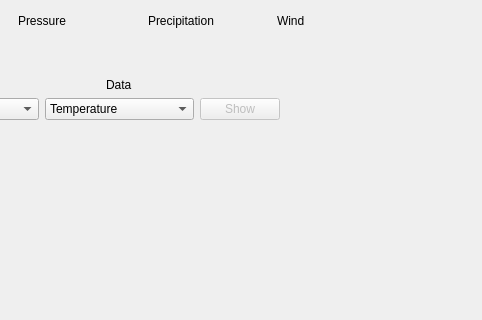
mdawidzinski/weather_app, file weather_app.ui: the form before one commit; both pictures show x 231 to 713 and y 0 to 320 of the 713 by 558 pixel window.
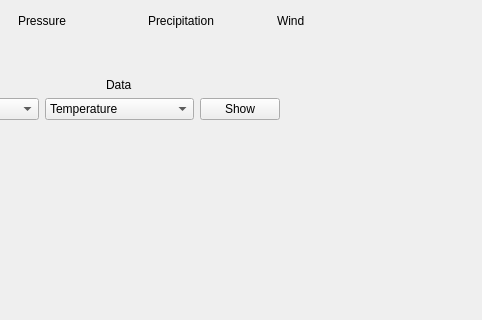
The form after the commit.

Commit message: Enable show_button.

```diff
--- a/weather_app.ui
+++ b/weather_app.ui
@@ -146,7 +146,7 @@
      <item row="1" column="2">
       <widget class="QPushButton" name="show_button">
        <property name="enabled">
-        <bool>false</bool>
+        <bool>true</bool>
        </property>
        <property name="maximumSize">
         <size>
```
Left out of the diff: 5 changed lines with no effect on the pictures.
